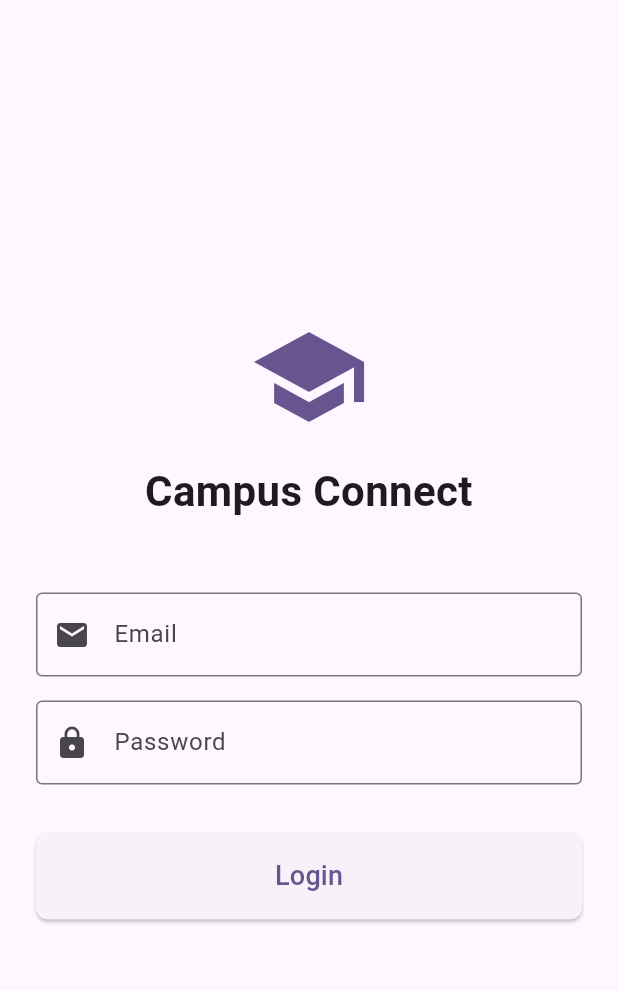
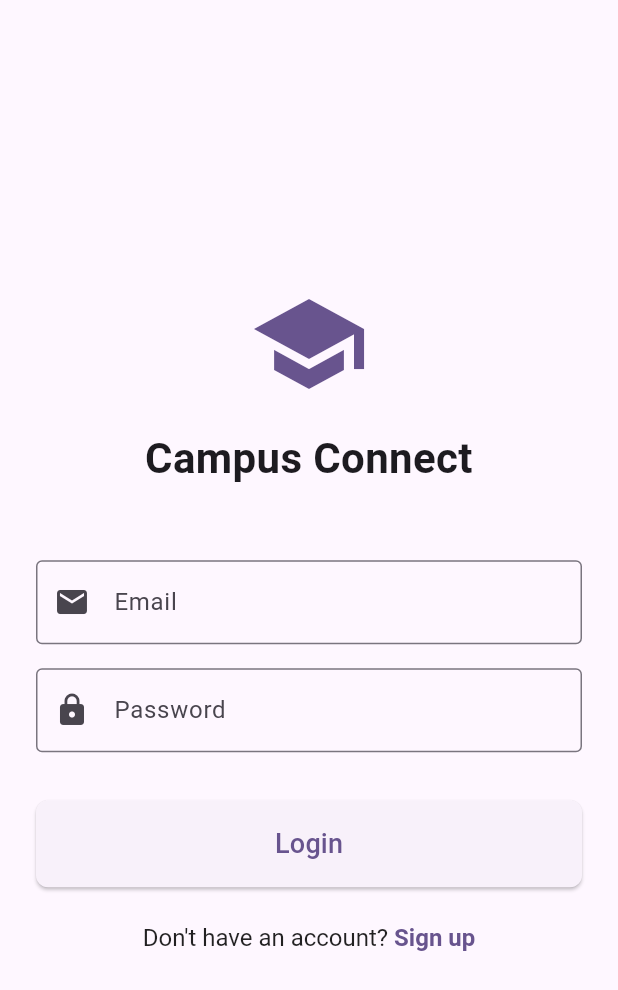
Before and after one commit to NamrataSingh0144/SUCampus, a Flutter app: the screen it shows after launch, on a phone screen of 412 x 824 dp. Shown: the top 990 px of the screen. Run offline on Flutter 3.47's test engine with Material 3 defaults, Android fonts, the light colour scheme and no system bars.

Commit message:
updated login page

```diff
--- a/lib/features/auth/login.dart
+++ b/lib/features/auth/login.dart
@@ -1,5 +1,7 @@
+import 'package:flutter/gestures.dart';
 import 'package:flutter/material.dart';
 import '../home/home.dart';
+import 'signup.dart'; // Import the new sign-up screen
 
 class LoginScreen extends StatefulWidget {
   const LoginScreen({super.key});
@@ -14,37 +16,31 @@ class _LoginScreenState extends State<LoginScreen> {
   bool _isLoading = false;
 
   Future<void> _login() async {
-    // Store the BuildContext before the async gap.
+    // Storing the context is a good practice for async operations.
     final currentContext = context;
-    // Check if the widget is still mounted before showing the SnackBar.
     if (!mounted) return;
 
     setState(() {
       _isLoading = true;
     });
 
+    // Simulate network delay
     await Future.delayed(const Duration(seconds: 2));
 
     final email = _emailController.text;
     final password = _passwordController.text;
 
-    // Hide loading indicator
-    // Check if the widget is still mounted before calling setState.
     if (!mounted) return;
     setState(() {
       _isLoading = false;
     });
 
     if (email.isNotEmpty && password.isNotEmpty) {
-      // Navigate to home screen and remove login screen from the stack
-      // Check if the widget is still mounted before using the BuildContext.
       if (!mounted) return;
       Navigator.of(currentContext).pushReplacement(
         MaterialPageRoute(builder: (context) => const HomeScreen()),
       );
     } else {
-      // Show an error message
-      // Check if the widget is still mounted before using the BuildContext.
       if (!mounted) return;
       ScaffoldMessenger.of(currentContext).showSnackBar(
         const SnackBar(
@@ -116,6 +112,38 @@ class _LoginScreenState extends State<LoginScreen> {
                 ),
                 child: const Text('Login', style: TextStyle(fontSize: 18)),
               ),
+
+              const SizedBox(height: 24),
+
+              // "Don't have an account?" text with clickable Sign Up
+              RichText(
+                textAlign: TextAlign.center,
+                text: TextSpan(
+                  style: const TextStyle(
+                    color: Colors.black87,
+                    fontSize: 16,
+                  ),
+                  children: <TextSpan>[
+                    const TextSpan(text: "Don't have an account? "),
+                    TextSpan(
+                      text: 'Sign up',
+                      style: TextStyle(
+                        color: Theme.of(context).primaryColor,
+                        fontWeight: FontWeight.bold,
+                      ),
+                      // Makes the text clickable and handles the navigation
+                      recognizer: TapGestureRecognizer()
+                        ..onTap = () {
+                          Navigator.of(context).push(
+                            MaterialPageRoute(
+                              builder: (context) => const SignUp(),
+                            ),
+                          );
+                        },
+                    ),
+                  ],
+                ),
+              ),
             ],
           ),
         ),
```
Also changed, not shown: lib/features/auth/signup.dart (added, +22 -0 lines).
